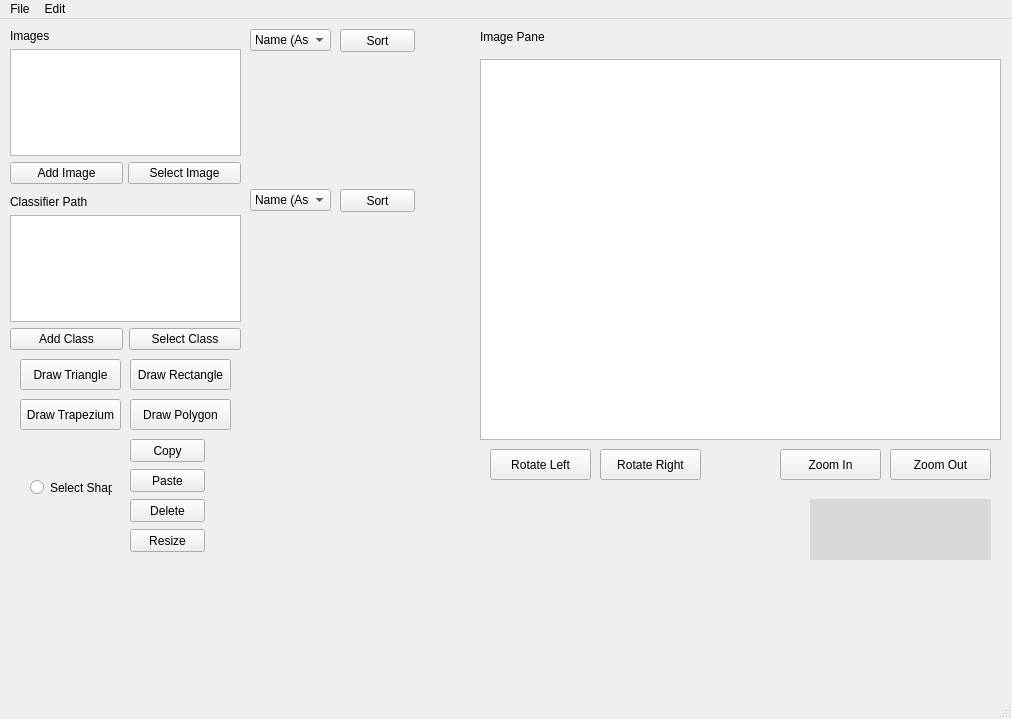
Before: the Qt Designer form SDIProject-master/QTPracticeNew/mainwindow.ui in BRees2451/SDIProject, drawn with Qt 5.
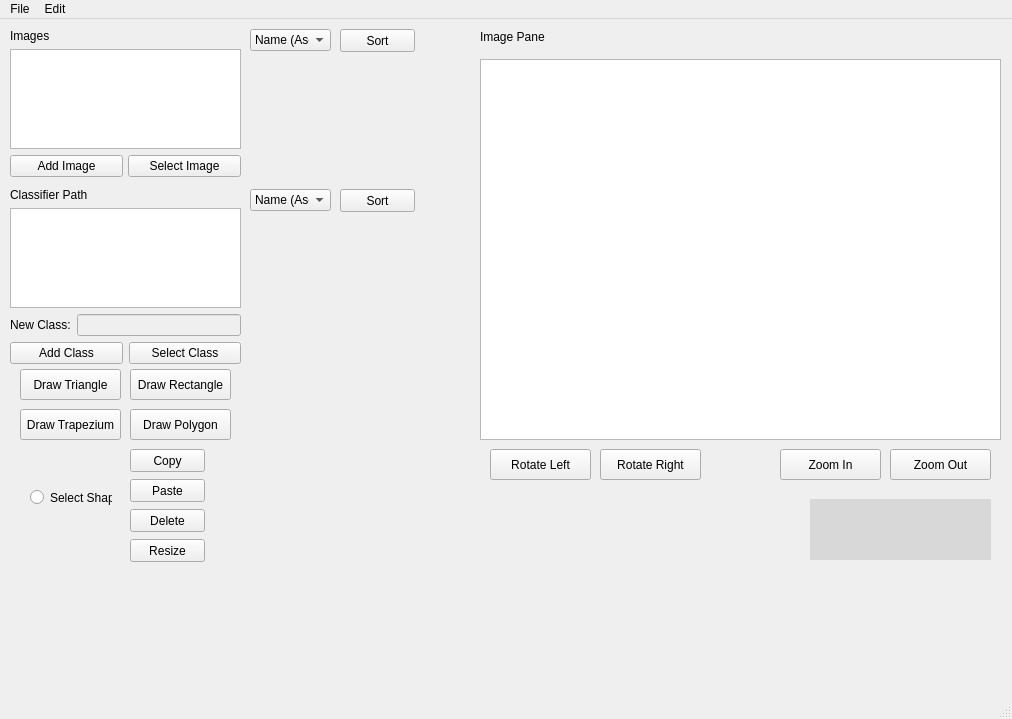
After: the same form once the commit is applied. Custom widgets are drawn as their Qt base class.

Commit message: Class Window and UI Changes

```diff
--- a/SDIProject-master/QTPracticeNew/mainwindow.ui
+++ b/SDIProject-master/QTPracticeNew/mainwindow.ui
@@ -54,7 +54,7 @@
     <property name="geometry">
      <rect>
       <x>20</x>
-      <y>340</y>
+      <y>350</y>
       <width>101</width>
       <height>31</height>
      </rect>
@@ -67,7 +67,7 @@
     <property name="geometry">
      <rect>
       <x>130</x>
-      <y>340</y>
+      <y>350</y>
       <width>101</width>
       <height>31</height>
      </rect>
@@ -80,7 +80,7 @@
     <property name="geometry">
      <rect>
       <x>20</x>
-      <y>380</y>
+      <y>390</y>
       <width>101</width>
       <height>31</height>
      </rect>
@@ -93,7 +93,7 @@
     <property name="geometry">
      <rect>
       <x>130</x>
-      <y>380</y>
+      <y>390</y>
       <width>101</width>
       <height>31</height>
      </rect>
@@ -147,7 +147,7 @@
       <x>10</x>
       <y>10</y>
       <width>231</width>
-      <height>321</height>
+      <height>335</height>
      </rect>
     </property>
     <layout class="QVBoxLayout" name="verticalLayout">
@@ -195,6 +195,27 @@
      <item>
       <widget class="QListWidget" name="ClassWindow"/>
      </item>
+     <item>
+      <layout class="QHBoxLayout" name="newClassLayout">
+       <item>
+        <widget class="QLabel" name="newClass">
+         <property name="enabled">
+          <bool>true</bool>
+         </property>
+         <property name="text">
+          <string>New Class:</string>
+         </property>
+        </widget>
+       </item>
+       <item>
+        <widget class="QLineEdit" name="newClassLineEdit">
+         <property name="enabled">
+          <bool>false</bool>
+         </property>
+        </widget>
+       </item>
+      </layout>
+     </item>
      <item>
       <layout class="QHBoxLayout" name="horizontalLayout_2">
        <item>
@@ -321,7 +342,7 @@
     <property name="geometry">
      <rect>
       <x>30</x>
-      <y>460</y>
+      <y>470</y>
       <width>82</width>
       <height>17</height>
      </rect>
@@ -334,7 +355,7 @@
     <property name="geometry">
      <rect>
       <x>130</x>
-      <y>450</y>
+      <y>460</y>
       <width>75</width>
       <height>23</height>
      </rect>
@@ -347,7 +368,7 @@
     <property name="geometry">
      <rect>
       <x>130</x>
-      <y>420</y>
+      <y>430</y>
       <width>75</width>
       <height>23</height>
      </rect>
@@ -360,7 +381,7 @@
     <property name="geometry">
      <rect>
       <x>130</x>
-      <y>480</y>
+      <y>490</y>
       <width>75</width>
       <height>23</height>
      </rect>
@@ -373,7 +394,7 @@
     <property name="geometry">
      <rect>
       <x>130</x>
-      <y>510</y>
+      <y>520</y>
       <width>75</width>
       <height>23</height>
      </rect>
```
The commit also changes 29 other files.
